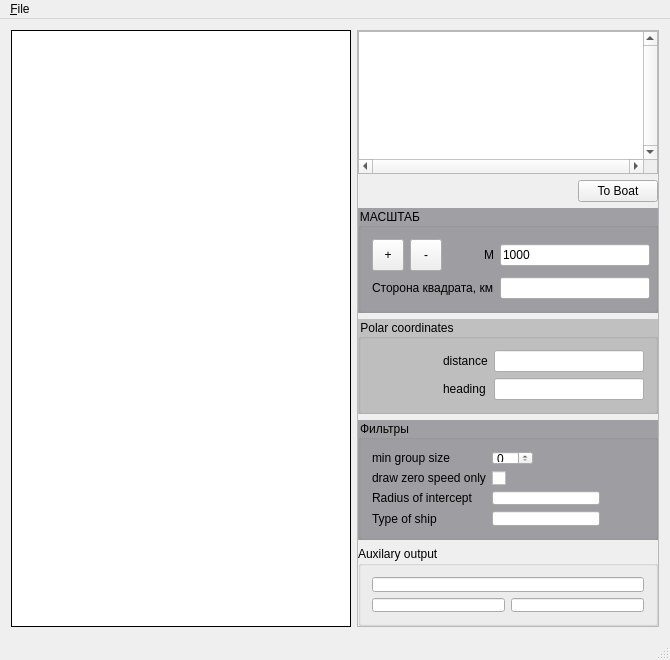
This is mainwindow.ui in dzmat/sh5_viewer as Qt 5 draws it before an edit. The edited form follows.
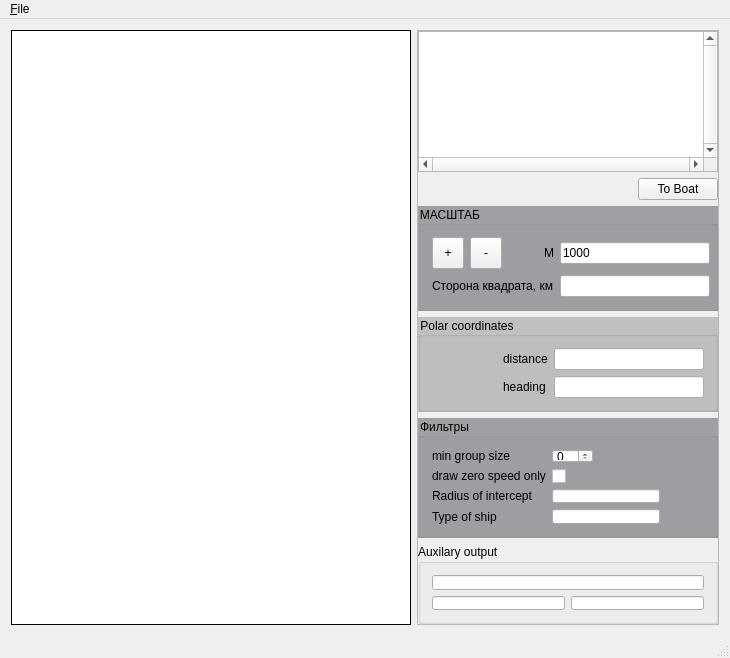
This is the edited form. Custom widgets are drawn as their Qt base class.

What changed in the file:
```diff
--- a/mainwindow.ui
+++ b/mainwindow.ui
@@ -6,8 +6,8 @@
    <rect>
     <x>0</x>
     <y>0</y>
-    <width>670</width>
-    <height>660</height>
+    <width>730</width>
+    <height>658</height>
    </rect>
   </property>
   <property name="windowTitle">
@@ -495,7 +495,7 @@
     <rect>
      <x>0</x>
      <y>0</y>
-     <width>670</width>
+     <width>730</width>
      <height>21</height>
     </rect>
    </property>
```
Left out of the diff: 2 changed lines with no effect on the pictures.
